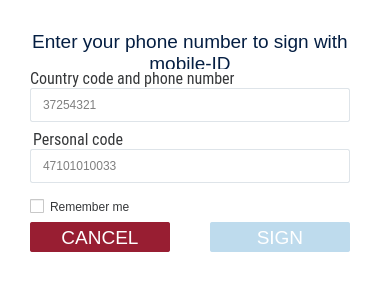
Old version of the form client/dialogs/MobileDialog.ui in the repository open-eid/DigiDoc4-Client.
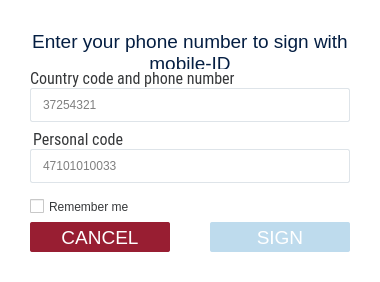
New version of the form. Icons and pictures are not drawn. Custom widgets are drawn as their Qt base class.

Commit message:
Set fixed spacing to radiobutton/checkbox
IB-6834

The edit to the form file:
```diff
--- a/client/dialogs/MobileDialog.ui
+++ b/client/dialogs/MobileDialog.ui
@@ -27,6 +27,7 @@
 QCheckBox {
 color: #353739;
 min-height: 31px;
+spacing: 5px;
 }
 QCheckBox:disabled {
 color: #75787B;
```
The commit also changes 2 other files.
